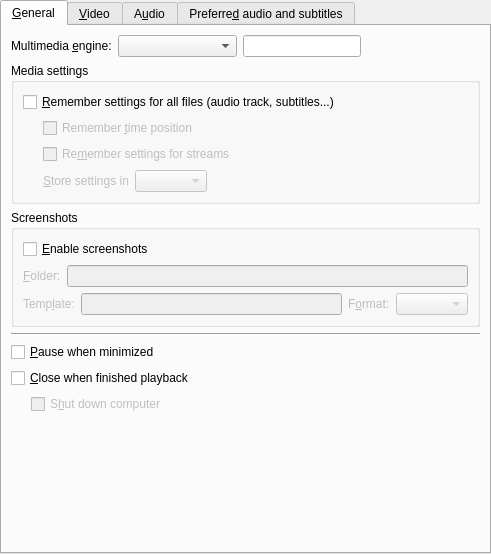
smplayer-dev/smplayer, file src/prefgeneral.ui: the form before one commit.
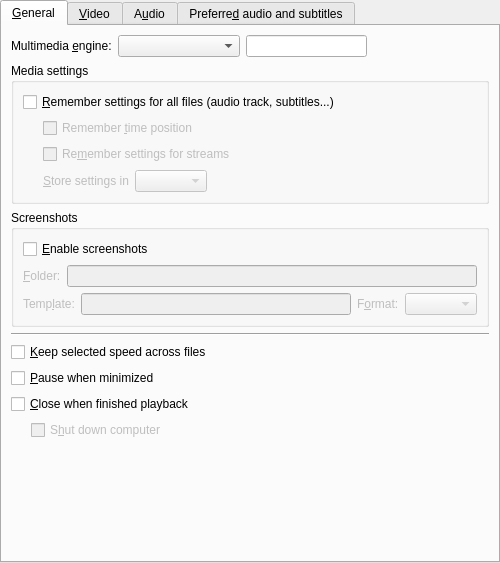
The form after the commit. Custom widgets are drawn as their Qt base class.

Commit message: Add option 'Keep selected speed across files' in preferences -> general

What changed in the file:
```diff
--- a/src/prefgeneral.ui
+++ b/src/prefgeneral.ui
@@ -6,8 +6,8 @@
    <rect>
     <x>0</x>
     <y>0</y>
-    <width>491</width>
-    <height>554</height>
+    <width>500</width>
+    <height>563</height>
    </rect>
   </property>
   <layout class="QVBoxLayout">
@@ -263,6 +263,13 @@
          </property>
         </widget>
        </item>
+       <item>
+        <widget class="QCheckBox" name="global_speed_check">
+         <property name="text">
+          <string>&amp;Keep selected speed across files</string>
+         </property>
+        </widget>
+       </item>
        <item>
         <widget class="QCheckBox" name="pause_if_hidden_check">
          <property name="text">
```
Left out of the diff: 1 changed line with no effect on the pictures. The commit also changes 1 other file.
